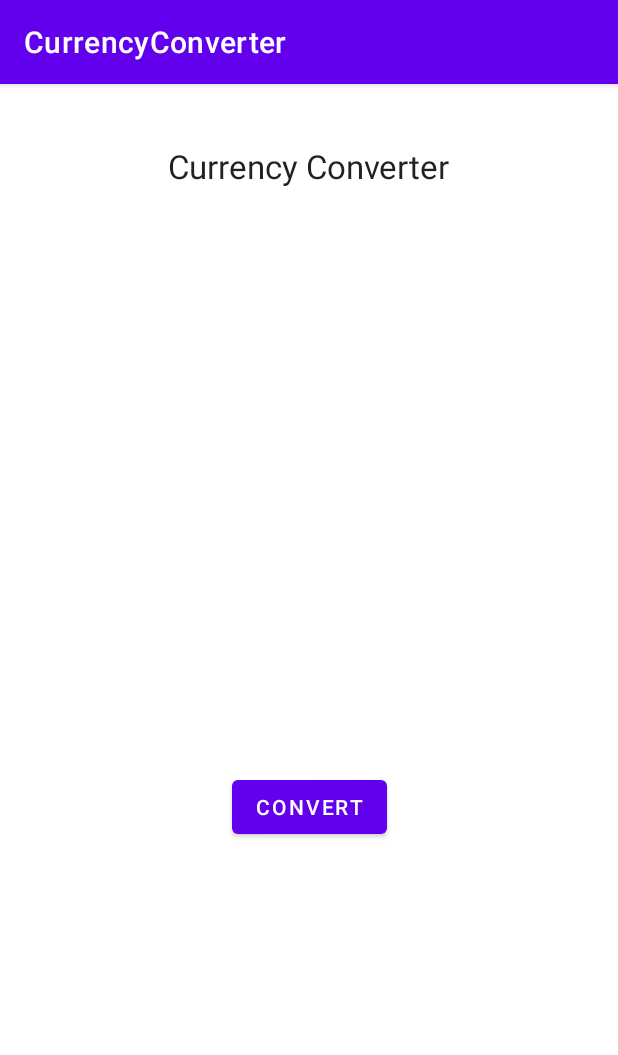
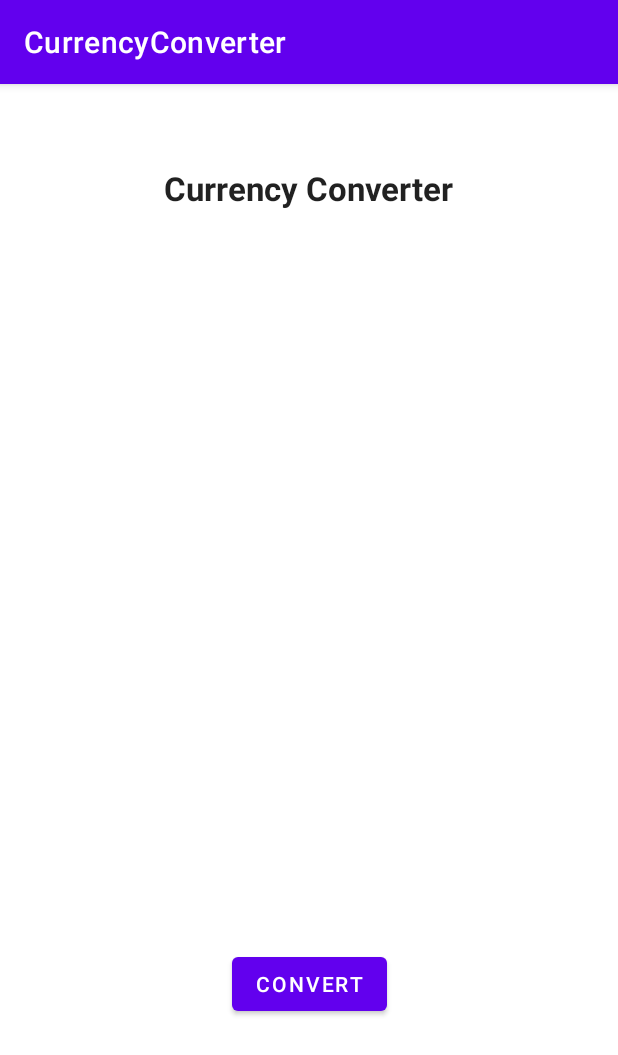
Before and after one commit to ElieBadari/Currency-Converter, an Android app: the screen it shows after launch (MainActivity), on a phone screen of 412 x 824 dp. Shown: the top 1055 px of the screen. Run offline under Robolectric (Android 15) with nearby library versions, the light colour scheme and no system bars.

Commit message:
edited positioning and added onclick for button

```diff
--- a/app/src/main/java/com/example/currencyconverter/MainActivity.java
+++ b/app/src/main/java/com/example/currencyconverter/MainActivity.java
@@ -3,6 +3,8 @@ package com.example.currencyconverter;
 import androidx.appcompat.app.AppCompatActivity;
 
 import android.os.Bundle;
+import android.view.View;
+import android.widget.Toast;
 
 public class MainActivity extends AppCompatActivity {
 
@@ -11,4 +13,9 @@ public class MainActivity extends AppCompatActivity {
         super.onCreate(savedInstanceState);
         setContentView(R.layout.activity_main);
     }
+
+    public void convert(View v){
+        Toast toast = Toast.makeText(getApplicationContext(),"insert conversion here", Toast.LENGTH_LONG);
+
+    }
 }
--- a/app/src/main/res/layout/activity_main.xml
+++ b/app/src/main/res/layout/activity_main.xml
@@ -10,24 +10,26 @@
         android:id="@+id/textView"
         android:layout_width="wrap_content"
         android:layout_height="wrap_content"
-        android:layout_marginBottom="264dp"
         android:text="@string/currency_converter"
         android:textAppearance="@style/TextAppearance.AppCompat.Large"
+        android:textStyle="bold"
         app:layout_constraintBottom_toTopOf="@+id/button"
         app:layout_constraintLeft_toLeftOf="parent"
         app:layout_constraintRight_toRightOf="parent"
-        app:layout_constraintTop_toTopOf="parent" />
+        app:layout_constraintTop_toTopOf="parent"
+        app:layout_constraintVertical_bias="0.1" />
 
     <Button
         android:id="@+id/button"
         android:layout_width="wrap_content"
         android:layout_height="wrap_content"
-        android:layout_marginTop="85dp"
-        android:layout_marginBottom="222dp"
+        android:onClick="convert"
         android:text="@string/convert"
         app:layout_constraintBottom_toBottomOf="parent"
         app:layout_constraintEnd_toEndOf="parent"
+        app:layout_constraintHorizontal_bias="0.5"
         app:layout_constraintStart_toStartOf="parent"
-        app:layout_constraintTop_toBottomOf="@+id/textView" />
+        app:layout_constraintTop_toTopOf="parent"
+        app:layout_constraintVertical_bias="0.8" />
 
 </androidx.constraintlayout.widget.ConstraintLayout>
```
